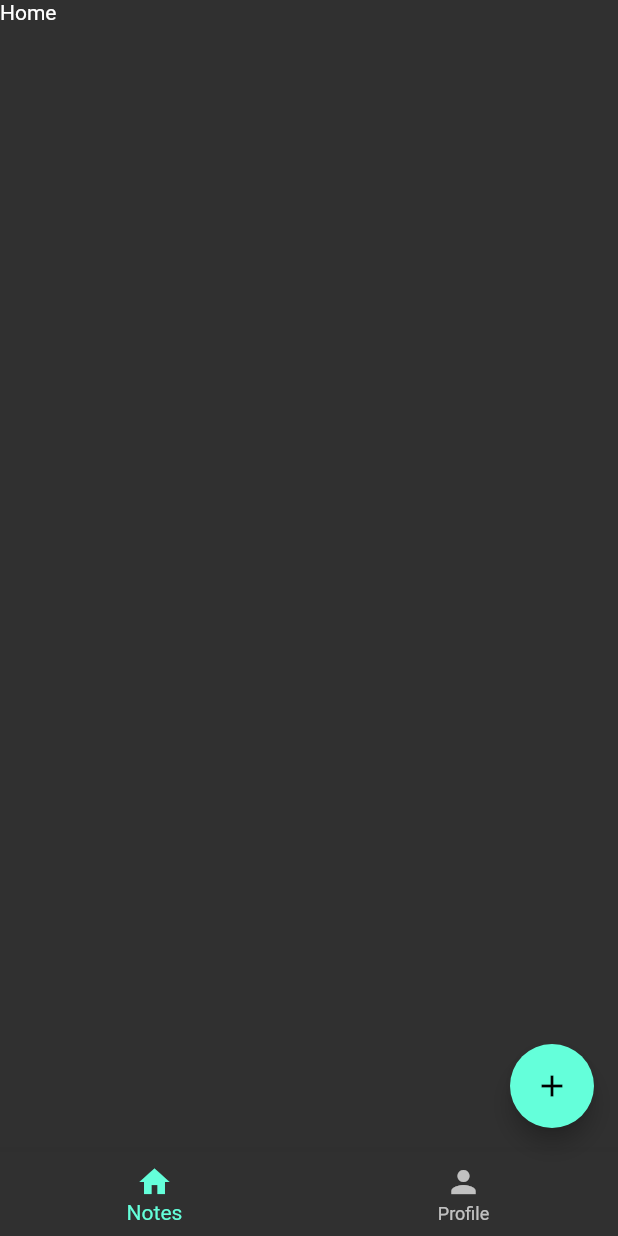
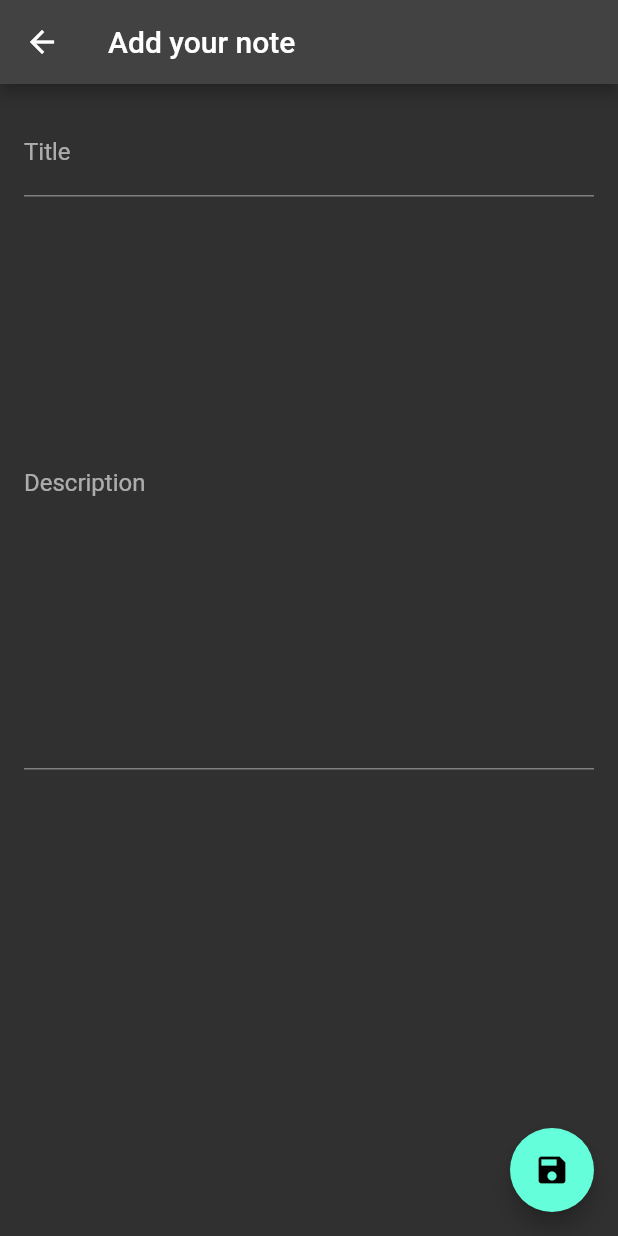
Before and after one commit to Rohithgilla12/potato, a Flutter app: the DashboardPage screen opened by its route, after a tap on the "add" icon, on a phone screen of 412 x 824 dp. Run offline on Flutter 3.47's test engine with Material 2 defaults, Android fonts, the phone set to English and light mode, and no system bars; our stand-ins replace auto_route, flutter_dotenv, flutter_mobx, freezed_annotation, get_it, mobx and 1 more; missing offline and left inert: crispin, logger_crispin_transport; accounts and stored records are empty; generated files the repository leaves out were written again; statements that could not run were skipped.

Commit message:
Adding Notes from the UI

```diff
--- a/lib/src/app/router.dart
+++ b/lib/src/app/router.dart
@@ -2,6 +2,7 @@ import 'package:auto_route/auto_route.dart';
 import 'package:potato/src/screens/auth/login.dart';
 import 'package:potato/src/screens/auth/sign_up.dart';
 import 'package:potato/src/screens/dashboard/dashboard.dart';
+import 'package:potato/src/screens/dashboard/new_note_screen.dart';
 import 'package:potato/src/screens/home.dart';
 
 @MaterialAutoRouter(
@@ -25,6 +26,10 @@ import 'package:potato/src/screens/home.dart';
       path: '/dashboard',
       page: DashboardPage,
     ),
+    AutoRoute(
+      path: '/new-note',
+      page: NewNotePage,
+    ),
   ],
 )
 class $AppRouter {}
--- a/lib/src/data/notes_api.dart
+++ b/lib/src/data/notes_api.dart
@@ -23,6 +23,7 @@ class NotesApi {
 
   Future<void> getUserNotes(String uid) async {
     try {
+      Crispin().info('getUserNotes uid: $uid');
       final response = await supabase.from(tableName).select().eq('uid', uid);
       Crispin().info('getUserNotes response: $response');
     } catch (e) {
--- a/lib/src/screens/dashboard/dashboard.dart
+++ b/lib/src/screens/dashboard/dashboard.dart
@@ -1,25 +1,35 @@
+import 'package:auto_route/auto_route.dart';
 import 'package:flutter/material.dart';
 import 'package:flutter_mobx/flutter_mobx.dart';
+import 'package:potato/src/app/router.gr.dart';
 import 'package:potato/src/init/locator.dart';
 import 'package:potato/src/stores/app_store.dart';
 
-class DashboardPage extends StatelessWidget {
+class DashboardPage extends StatefulWidget {
   const DashboardPage({super.key});
 
   @override
+  State<DashboardPage> createState() => _DashboardPageState();
+}
+
+class _DashboardPageState extends State<DashboardPage> {
+  final AppStore appStore = locator<AppStore>();
+
+  @override
+  initState() {
+    super.initState();
+    appStore.notes.getUserNotes();
+  }
+
+  @override
   Widget build(BuildContext context) {
-    final AppStore appStore = locator<AppStore>();
-
     return Observer(builder: (context) {
       return Scaffold(
         floatingActionButton: appStore.tabIndex == 0
             ? FloatingActionButton(
                 child: const Icon(Icons.add),
-                onPressed: () async {
-                  //await appStore.notes.createNote(
-                  //title: 'New Note',
-                  //description: 'This is a new note',
-                  //);
+                onPressed: () {
+                  context.router.push(const NewNoteRoute());
                 },
               )
             : null,
@@ -40,7 +50,9 @@ class DashboardPage extends StatelessWidget {
           ],
         ),
         body: <Widget>[
+          // TODO: Get and display list of all notes
           const Text('Home'),
+          // TODO: Timer based checking of clipboard
           const Text('Profile'),
         ][appStore.tabIndex],
       );
--- /dev/null
+++ b/lib/src/screens/dashboard/new_note_screen.dart
@@ -0,0 +1,52 @@
+import 'package:flutter/material.dart';
+import 'package:potato/src/init/locator.dart';
+import 'package:potato/src/stores/app_store.dart';
+
+class NewNotePage extends StatelessWidget {
+  const NewNotePage({Key? key}) : super(key: key);
+
+  @override
+  Widget build(BuildContext context) {
+    final AppStore appStore = locator<AppStore>();
+    return Scaffold(
+      appBar: AppBar(
+        title: const Text('Add your note'),
+      ),
+      floatingActionButton: FloatingActionButton(
+        child: const Icon(Icons.save),
+        onPressed: () async {
+          // TODO: Add clean up and pop back after save!
+          // TODO: Add loaders
+          await appStore.notes.createNote();
+//          final ClipboardData? clipboard =
+          //await Clipboard.getData('text/plain');
+          //Crispin().info('Clipboard data: ${clipboard?.text}');
+        },
+      ),
+      body: Container(
+        padding: const EdgeInsets.all(16.0),
+        child: Column(
+          children: <Widget>[
+            TextField(
+              decoration: InputDecoration(
+                labelText: 'Title',
+              ),
+              onChanged: (String value) {
+                appStore.notes.title = value;
+              },
+            ),
+            TextField(
+              decoration: InputDecoration(
+                labelText: 'Description',
+              ),
+              maxLines: 18,
+              onChanged: (String value) {
+                appStore.notes.description = value;
+              },
+            ),
+          ],
+        ),
+      ),
+    );
+  }
+}
--- a/pubspec.yaml
+++ b/pubspec.yaml
@@ -24,6 +24,7 @@ dependencies:
   freezed_annotation: ^2.1.0
   json_annotation: ^4.6.0
   flutter_remix: ^0.0.3
+  flutter_markdown: ^0.6.10+3
 
 dev_dependencies:
   flutter_test:
```
Also changed, not shown: lib/src/screens/home.dart (+18 -4 lines), lib/src/stores/notes_store.dart (+7 -4 lines), lib/src/app/router.gr.dart, lib/src/stores/notes_store.g.dart, pubspec.lock.
